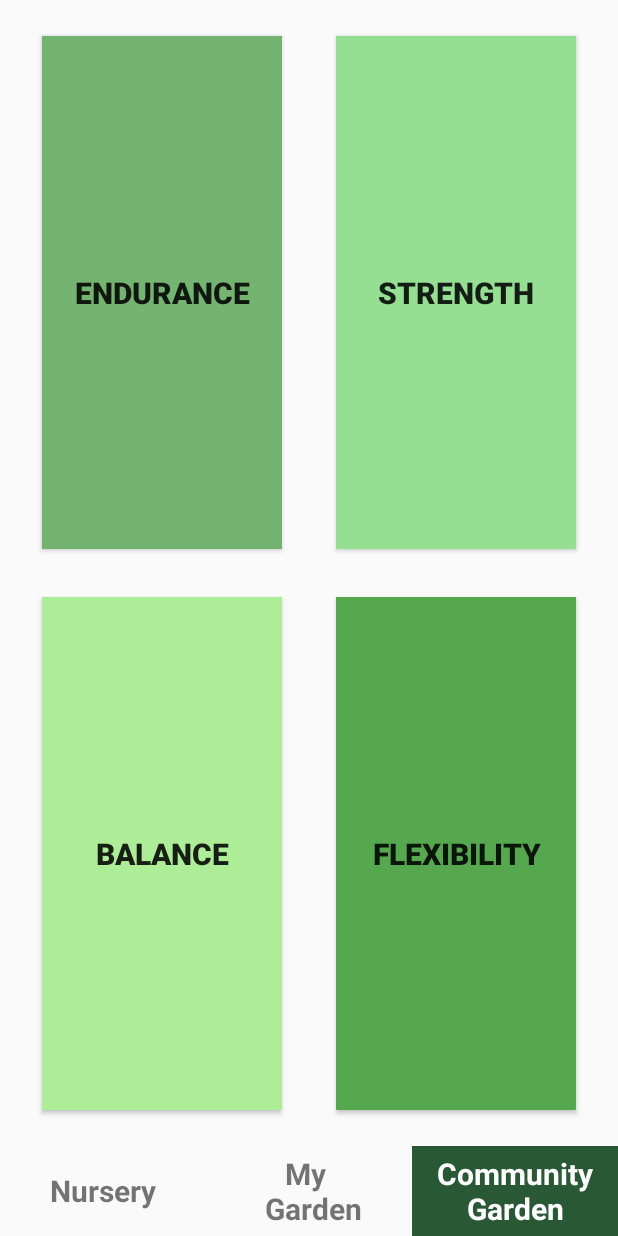
After one commit to estowell/ADCaregiverApp, an Android app: the fragment HostFragment placed in its activity, on a phone screen of 412 x 824 dp. The commit adds this screen. Run offline under Robolectric (Android 15) with nearby library versions, the phone set to English and light mode, and no system bars; our stand-ins replace Dagger/Hilt's generated code, Firebase (no records; nobody signed in at launch, a user with empty details on screens opened directly), Picasso, data binding; network calls fail; pictures from the network do not load; 1 statement that could not run was skipped.

Commit message:
Added fragment navigation for exercises

```diff
--- a/app/src/main/java/edu/neu/ccs/wellness/adcaregiverapp/DI/FragmentBuilder.java
+++ b/app/src/main/java/edu/neu/ccs/wellness/adcaregiverapp/DI/FragmentBuilder.java
@@ -4,6 +4,7 @@
 import dagger.android.ContributesAndroidInjector;
 import edu.neu.ccs.wellness.adcaregiverapp.presentation.communityGarden.CommunityGardenFragment;
 import edu.neu.ccs.wellness.adcaregiverapp.presentation.exercises.ExerciseFragment;
+import edu.neu.ccs.wellness.adcaregiverapp.presentation.exercises.tutorialFragments.TutorialListFragment;
 import edu.neu.ccs.wellness.adcaregiverapp.presentation.exercises.viewPagerFragments.ExerciseLogFragment;
 import edu.neu.ccs.wellness.adcaregiverapp.presentation.exercises.viewPagerFragments.ExerciseTutorialFragment;
 import edu.neu.ccs.wellness.adcaregiverapp.presentation.garden.GardenFragment;
@@ -30,4 +31,6 @@
     @ContributesAndroidInjector
     abstract ExerciseLogFragment provideExerciseLogFragment();
 
+    @ContributesAndroidInjector
+    abstract TutorialListFragment provideTutorialListFragment();
 }
--- a/app/src/main/java/edu/neu/ccs/wellness/adcaregiverapp/DI/ViewModelBuilder.java
+++ b/app/src/main/java/edu/neu/ccs/wellness/adcaregiverapp/DI/ViewModelBuilder.java
@@ -39,4 +39,9 @@
     @IntoMap
     @ViewModelKey(GardenViewModel.class)
     abstract ViewModel bindGardenViewModel(GardenViewModel viewModel);
+
+//    @Binds
+//    @IntoMap
+//    @ViewModelKey(TutorialListViewModel.class)
+//    abstract ViewModel bindTutorailListViewModel(TutorialListFragment viewModel);
 }
--- /dev/null
+++ b/app/src/main/java/edu/neu/ccs/wellness/adcaregiverapp/presentation/exercises/tutorialFragments/TutorialListViewModel.java
@@ -0,0 +1,6 @@
+package edu.neu.ccs.wellness.adcaregiverapp.presentation.exercises.tutorialFragments;
+
+import android.arch.lifecycle.ViewModel;
+
+public class TutorialListViewModel extends ViewModel {
+}
--- a/app/src/main/java/edu/neu/ccs/wellness/adcaregiverapp/presentation/exercises/viewPagerFragments/ExerciseTutorialFragment.java
+++ b/app/src/main/java/edu/neu/ccs/wellness/adcaregiverapp/presentation/exercises/viewPagerFragments/ExerciseTutorialFragment.java
@@ -1,5 +1,6 @@
 package edu.neu.ccs.wellness.adcaregiverapp.presentation.exercises.viewPagerFragments;
 
+import android.databinding.DataBindingUtil;
 import android.os.Bundle;
 import android.support.annotation.NonNull;
 import android.support.annotation.Nullable;
@@ -9,12 +10,65 @@
 
 import dagger.android.support.DaggerFragment;
 import edu.neu.ccs.wellness.adcaregiverapp.R;
+import edu.neu.ccs.wellness.adcaregiverapp.databinding.FragmentExerciseTutorialBinding;
+import edu.neu.ccs.wellness.adcaregiverapp.presentation.MainActivity;
+import edu.neu.ccs.wellness.adcaregiverapp.presentation.exercises.ExerciseType;
+import edu.neu.ccs.wellness.adcaregiverapp.presentation.exercises.tutorialFragments.TutorialListFragment;
 
 public class ExerciseTutorialFragment extends DaggerFragment {
+    private FragmentExerciseTutorialBinding binding;
 
     @Nullable
     @Override
     public View onCreateView(@NonNull LayoutInflater inflater, @Nullable ViewGroup container, @Nullable Bundle savedInstanceState) {
-        return inflater.inflate(R.layout.fragment_exercise_tutorial, container, false);
+        binding = DataBindingUtil.inflate(inflater, R.layout.fragment_exercise_tutorial, container, false);
+        init();
+        return binding.getRoot();
     }
+
+    private void init() {
+        binding.balance.setOnClickListener(new View.OnClickListener() {
+            @Override
+            public void onClick(View v) {
+                navigateToTutorialList(ExerciseType.BALANCE);
+            }
+        });
+        binding.endurance.setOnClickListener(new View.OnClickListener() {
+            @Override
+            public void onClick(View v) {
+                navigateToTutorialList(ExerciseType.ENDURANCE);
+            }
+        });
+
+        binding.flexibility.setOnClickListener(new View.OnClickListener() {
+            @Override
+            public void onClick(View v) {
+                navigateToTutorialList(ExerciseType.FLEXIBILITY);
+            }
+        });
+
+        binding.strength.setOnClickListener(new View.OnClickListener() {
+            @Override
+            public void onClick(View v) {
+                navigateToTutorialList(ExerciseType.STRENGTH);
+            }
+        });
+    }
+
+
+    private void navigateToTutorialList(ExerciseType type) {
+        MainActivity activity = (MainActivity) getActivity();
+        if (activity != null) {
+                activity.getAdapter().switchFragments(TutorialListFragment.newInstance(type));
+
+        }
+//        TutorialListFragment fragment = TutorialListFragment.newInstance(type);
+//        FragmentTransaction ft = getChildFragmentManager().beginTransaction();
+//        ft.replace(R.id.exercise_container, fragment);
+//        ft.addToBackStack(null);
+//        ft.commit();
+    }
+
+
+
 }
--- /dev/null
+++ b/app/src/main/java/edu/neu/ccs/wellness/adcaregiverapp/presentation/exercises/viewPagerFragments/HostFragment.java
@@ -0,0 +1,26 @@
+package edu.neu.ccs.wellness.adcaregiverapp.presentation.exercises.viewPagerFragments;
+
+import android.os.Bundle;
+import android.support.annotation.NonNull;
+import android.support.annotation.Nullable;
+import android.support.v4.app.Fragment;
+import android.support.v4.app.FragmentManager;
+import android.view.LayoutInflater;
+import android.view.View;
+import android.view.ViewGroup;
+
+import edu.neu.ccs.wellness.adcaregiverapp.R;
+
+public class HostFragment extends Fragment {
+
+    @Nullable
+    @Override
+    public View onCreateView(@NonNull LayoutInflater inflater, @Nullable ViewGroup container, @Nullable Bundle savedInstanceState) {
+        View view = inflater.inflate(R.layout.fragment_host, container, false);
+        ExerciseTutorialFragment fragment = new ExerciseTutorialFragment();
+        FragmentManager fm = getFragmentManager();
+        fm.beginTransaction().replace(R.id.exercise_container, fragment).commit();
+        return view;
+    }
+
+}
--- a/app/src/main/res/layout/fragment_exercise_main.xml
+++ b/app/src/main/res/layout/fragment_exercise_main.xml
@@ -1,7 +1,6 @@
 <?xml version="1.0" encoding="utf-8"?>
 <android.support.constraint.ConstraintLayout xmlns:android="http://schemas.android.com/apk/res/android"
     xmlns:app="http://schemas.android.com/apk/res-auto"
-    xmlns:tools="http://schemas.android.com/tools"
     android:layout_width="match_parent"
     android:layout_height="match_parent"
     android:background="@color/nursery_background">
--- a/app/src/main/res/layout/fragment_exercise_tutorial.xml
+++ b/app/src/main/res/layout/fragment_exercise_tutorial.xml
@@ -1,6 +1,8 @@
 <?xml version="1.0" encoding="utf-8"?>
-<android.support.constraint.ConstraintLayout xmlns:android="http://schemas.android.com/apk/res/android"
-    xmlns:app="http://schemas.android.com/apk/res-auto"
+<layout xmlns:android="http://schemas.android.com/apk/res/android"
+    xmlns:app="http://schemas.android.com/apk/res-auto">
+
+    <android.support.constraint.ConstraintLayout
         android:layout_width="match_parent"
         android:layout_height="match_parent">
 
@@ -11,8 +13,8 @@
             android:layout_marginStart="8dp"
             android:background="@color/green3"
             android:text="@string/flexibility"
+            android:textSize="20sp"
             android:textStyle="bold"
-        android:textSize="20sp"
             app:layout_constraintBottom_toBottomOf="@+id/balance"
             app:layout_constraintEnd_toEndOf="@+id/strength"
             app:layout_constraintHorizontal_bias="1.0"
@@ -27,8 +29,8 @@
             android:layout_marginBottom="24dp"
             android:background="@color/green7"
             android:text="@string/balance"
+            android:textSize="20sp"
             android:textStyle="bold"
-        android:textSize="20sp"
             app:layout_constraintBottom_toBottomOf="parent"
             app:layout_constraintStart_toStartOf="@+id/endurance"
             app:layout_constraintTop_toBottomOf="@+id/endurance" />
@@ -43,8 +45,8 @@
             android:layout_marginTop="24dp"
             android:background="@color/green4"
             android:text="@string/endurance"
+            android:textSize="20sp"
             android:textStyle="bold"
-        android:textSize="20sp"
             app:layout_constraintBottom_toTopOf="@+id/balance"
             app:layout_constraintEnd_toStartOf="@+id/strength"
             app:layout_constraintStart_toStartOf="parent"
@@ -66,3 +68,4 @@
             app:layout_constraintTop_toTopOf="@+id/endurance"
             app:layout_constraintVertical_bias="0.0" />
     </android.support.constraint.ConstraintLayout>
+</layout>
--- /dev/null
+++ b/app/src/main/res/layout/fragment_host.xml
@@ -0,0 +1,11 @@
+<?xml version="1.0" encoding="utf-8"?>
+<android.support.constraint.ConstraintLayout
+    xmlns:android="http://schemas.android.com/apk/res/android" android:layout_width="match_parent"
+    android:layout_height="match_parent">
+
+    <FrameLayout
+        android:id="@+id/exercise_container"
+        android:layout_width="match_parent"
+        android:layout_height="match_parent"></FrameLayout>
+
+</android.support.constraint.ConstraintLayout>
```
Also changed, not shown: app/src/main/java/edu/neu/ccs/wellness/adcaregiverapp/presentation/MainActivity.java (+26 -0 lines), app/src/main/java/edu/neu/ccs/wellness/adcaregiverapp/presentation/exercises/ExerciseFragment.java (+7 -3 lines), app/src/main/java/edu/neu/ccs/wellness/adcaregiverapp/presentation/exercises/ExercisePagerAdapter.java (+38 -3 lines), app/src/main/java/edu/neu/ccs/wellness/adcaregiverapp/presentation/exercises/ExerciseType.java (added, +9 -0 lines), app/src/main/java/edu/neu/ccs/wellness/adcaregiverapp/presentation/exercises/tutorialFragments/TutorialListAdapter.java (added, +33 -0 lines), app/src/main/java/edu/neu/ccs/wellness/adcaregiverapp/presentation/exercises/tutorialFragments/TutorialListFragment.java (added, +82 -0 lines), app/src/main/res/layout/fragment_tutorial_list.xml (added, +29 -0 lines), app/src/main/res/layout/item_fragment_list.xml (added, +30 -0 lines), app/src/main/res/layout/tutorial_list_dummy.xml (added, +20 -0 lines). Lines whose indentation alone changed are shown as unchanged.
